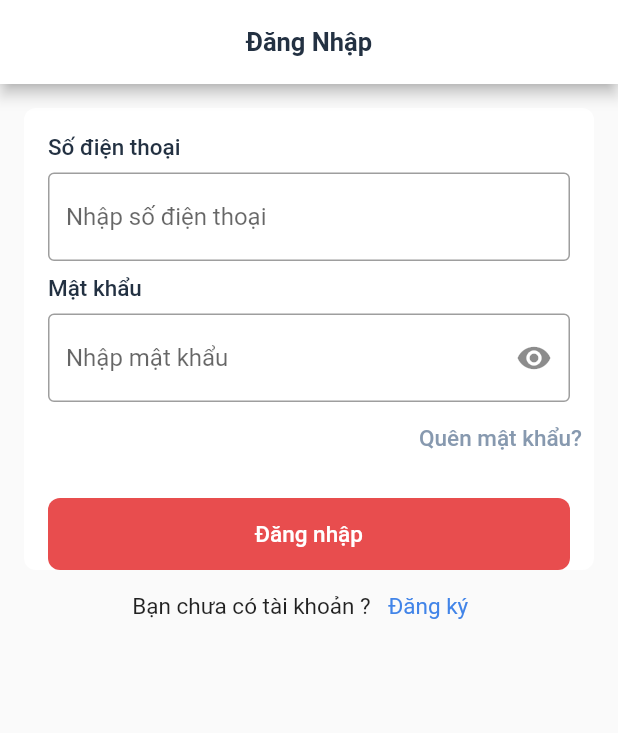
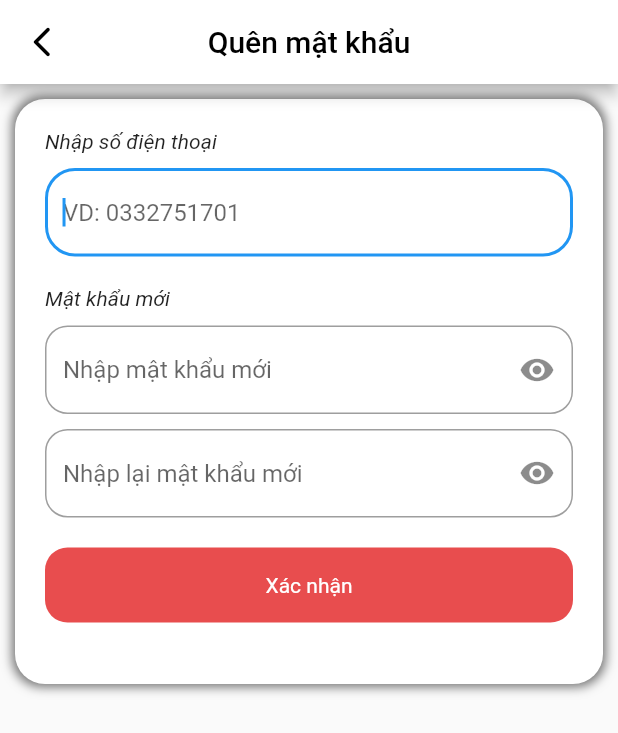
Before and after one commit to Thanhnq1608/hotelbooking, a Flutter app: the screen it shows after launch, after a tap on "Quên mật khẩu?", on a phone screen of 412 x 824 dp. Shown: the top 733 px of the screen. Run offline on Flutter 3.47's test engine with Material 2 defaults, Android fonts, the phone set to English and light mode, and no system bars; our stand-ins replace carousel_slider, cloud_firestore, dio, firebase_auth, firebase_core, firebase_messaging and 4 more; accounts and stored records are empty; network calls fail.

Commit message:
hotelBooking-12: Create forget, change password and verify phonenumber

```diff
--- a/lib/app/profile/profile_views.dart
+++ b/lib/app/profile/profile_views.dart
@@ -1,6 +1,7 @@
 import 'package:flutter/cupertino.dart';
 import 'package:flutter/material.dart';
 import 'package:get/get.dart';
+import 'package:hotelbooking/app/change_password/change_password_page.dart';
 import 'package:hotelbooking/app/history/history.dart';
 import 'package:hotelbooking/login_register/auth_api_service.dart';
 import 'dart:async';
@@ -233,7 +234,7 @@ class ProfileView extends StatelessWidget {
                 margin: EdgeInsets.only(top: 10),
                 child: InkWell(
                   onTap: () {
-                    print('object');
+                    Get.to(() => ChangePasswordPage());
                   },
                   child: Row(
                     crossAxisAlignment: CrossAxisAlignment.center,
--- /dev/null
+++ b/lib/login_register/foget_password/forget_pass_binding.dart
@@ -0,0 +1,10 @@
+import 'package:get/get.dart';
+import 'package:hotelbooking/login_register/foget_password/foget_pass_controller.dart';
+
+class ForgetPassBinding extends Bindings {
+  @override
+  void dependencies() {
+    // TODO: implement dependencies
+    Get.put(ForgetPassController());
+  }
+}
--- /dev/null
+++ b/lib/login_register/foget_password/forget_password_page.dart
@@ -0,0 +1,173 @@
+import 'package:flutter/cupertino.dart';
+import 'package:flutter/material.dart';
+import 'package:get/get.dart';
+import 'package:hotelbooking/login_register/foget_password/foget_pass_controller.dart';
+
+class ForgetPasswordPage extends GetView<ForgetPassController> {
+  Rx<bool> isObscureText = true.obs;
+  Rx<bool> isObscureReText = true.obs;
+
+  @override
+  Widget build(BuildContext context) {
+    // TODO: implement build
+
+    return Scaffold(
+      appBar: _appBar(),
+      body: _bodyForget(),
+    );
+  }
+
+  Widget _bodyForget() {
+    return Container(
+      height: 390,
+      margin: EdgeInsets.all(10),
+      padding: EdgeInsets.all(20),
+      decoration: BoxDecoration(
+          boxShadow: [
+            BoxShadow(
+                color: Colors.black54,
+                offset: Offset(0, 0),
+                blurRadius: 5,
+                spreadRadius: 2)
+          ],
+          borderRadius: BorderRadius.all(Radius.circular(20)),
+          color: Colors.white),
+      child: Column(
+        crossAxisAlignment: CrossAxisAlignment.start,
+        children: [
+          Text(
+            "Nhập số điện thoại",
+            style: TextStyle(fontStyle: FontStyle.italic),
+          ),
+          SizedBox(
+            height: 10,
+          ),
+          TextFormField(
+            controller: controller.phoneController,
+            autofocus: true,
+            keyboardType: TextInputType.number,
+            decoration: InputDecoration(
+              border: OutlineInputBorder(
+                borderRadius: BorderRadius.all(
+                  Radius.circular(20),
+                ),
+              ),
+              hintText: "VD: 0332751701",
+            ),
+          ),
+          SizedBox(
+            height: 20,
+          ),
+          Text(
+            "Mật khẩu mới",
+            style: TextStyle(fontStyle: FontStyle.italic),
+          ),
+          SizedBox(
+            height: 10,
+          ),
+          Obx(
+            () => TextFormField(
+              obscureText: isObscureText.value,
+              decoration: InputDecoration(
+                border: OutlineInputBorder(
+                  borderRadius: BorderRadius.all(
+                    Radius.circular(15),
+                  ),
+                ),
+                hintText: "Nhập mật khẩu mới",
+                suffixIcon: IconButton(
+                  icon: Icon(
+                    Icons.remove_red_eye,
+                    color: isObscureText.value ? Colors.black45 : Colors.blue,
+                  ),
+                  onPressed: () {
+                    if (isObscureText.value) {
+                      isObscureText.value = false;
+                    } else {
+                      isObscureText.value = true;
+                    }
+                  },
+                ),
+              ),
+              controller: controller.passwordController,
+            ),
+          ),
+          SizedBox(
+            height: 10,
+          ),
+          Obx(
+            () => TextFormField(
+              obscureText: isObscureReText.value,
+              decoration: InputDecoration(
+                border: OutlineInputBorder(
+                  borderRadius: BorderRadius.all(
+                    Radius.circular(15),
+                  ),
+                ),
+                hintText: "Nhập lại mật khẩu mới",
+                suffixIcon: IconButton(
+                  icon: Icon(
+                    Icons.remove_red_eye,
+                    color: isObscureReText.value ? Colors.black45 : Colors.blue,
+                  ),
+                  onPressed: () {
+                    if (isObscureReText.value) {
+                      isObscureReText.value = false;
+                    } else {
+                      isObscureReText.value = true;
+                    }
+                  },
+                ),
+              ),
+              controller: controller.rePasswordController,
+            ),
+          ),
+          SizedBox(
+            height: 20,
+          ),
+          InkWell(
+            child: Container(
+              height: 50,
+              decoration: BoxDecoration(
+                  borderRadius: BorderRadius.all(
+                    Radius.circular(15),
+                  ),
+                  color: Color(0xFFE84D4E)),
+              alignment: Alignment.center,
+              child: Text(
+                "Xác nhận",
+                style: TextStyle(color: Colors.white),
+              ),
+            ),
+            onTap: () {
+              controller.onClickConfirmForget();
+            },
+          )
+        ],
+      ),
+    );
+  }
+
+  AppBar _appBar() {
+    return AppBar(
+      backgroundColor: Colors.white,
+      leading: IconButton(
+        padding: EdgeInsets.zero,
+        icon: Icon(
+          Icons.arrow_back_ios_new_rounded,
+          color: Colors.black,
+        ),
+        onPressed: () {
+          Get.back();
+        },
+      ),
+      centerTitle: true,
+      title: Text(
+        "Quên mật khẩu",
+        style: TextStyle(
+          color: Colors.black,
+        ),
+      ),
+    );
+  }
+}
--- a/lib/login_register/login/login_form.dart
+++ b/lib/login_register/login/login_form.dart
@@ -1,4 +1,3 @@
-
 import 'package:flutter/material.dart';
 
 class LoginForm extends StatefulWidget {
@@ -78,7 +77,9 @@ class _LoginFormState extends State<LoginForm> {
                       isObscureText = true;
                     }
                   });
-                    })),
+                },
+              ),
+            ),
             validator: (_) {
               return widget.loginState ? null : 'Invalid password format';
             },
--- a/lib/login_register/login/login_user.dart
+++ b/lib/login_register/login/login_user.dart
@@ -1,12 +1,14 @@
-
 import 'package:flutter/material.dart';
+import 'package:get/get.dart';
 import 'package:hotelbooking/login_register/login/login_form.dart';
 import 'package:hotelbooking/login_register/login_register_button/login_button_user.dart';
 import 'package:hotelbooking/login_register/register/register.dart';
+import 'package:hotelbooking/routes/app_routes.dart';
 
 class LoginUser extends StatefulWidget {
-
-  LoginUser({Key key,});
+  LoginUser({
+    Key key,
+  });
   @override
   _LoginUserState createState() => _LoginUserState();
 }
@@ -19,7 +21,6 @@ class _LoginUserState extends State<LoginUser> {
   @override
   void initState() {
     super.initState();
-
   }
 
   @override
@@ -37,8 +38,7 @@ class _LoginUserState extends State<LoginUser> {
                 color: Color(0xff233142)),
           ),
         ),
-      body:
-         SingleChildScrollView(
+        body: SingleChildScrollView(
           child: Column(
             children: [
               Container(
@@ -63,6 +63,7 @@ class _LoginUserState extends State<LoginUser> {
                           // await AuthApiService().SignIn(
                           //     email: 'viettiennguyen267@gmail.com',
                           //     password: '"Test123@"');
+                          Get.toNamed(AppRoute.forgetPassword);
                         },
                         child: Text(
                           'Quên mật khẩu?',
@@ -107,9 +108,7 @@ class _LoginUserState extends State<LoginUser> {
                         onPressed: () {
                           Navigator.push(context,
                               MaterialPageRoute(builder: (context) {
-                            return Register(
-                              );
-
+                            return Register();
                           }));
                         },
                         child: Text(
@@ -128,8 +127,6 @@ class _LoginUserState extends State<LoginUser> {
               ),
             ],
           ),
-        )
-      );
-
+        ));
   }
 }
--- a/lib/routes/app_routes.dart
+++ b/lib/routes/app_routes.dart
@@ -4,4 +4,5 @@ abstract class AppRoute {
   static const booking = "/booking";
   static const profile = "/profile";
   static const manageProfile = "/manage_profile";
+  static const forgetPassword = "/forget_password";
 }
--- a/pubspec.yaml
+++ b/pubspec.yaml
@@ -27,6 +27,7 @@ dependencies:
   carousel_slider: ^3.0.0
   firebase_messaging: ^10.0.0
   flutter_local_notifications: ^5.0.0+4
+  firebase_auth: ^3.3.4
 
 dev_dependencies:
   flutter_test:
```
Also changed, not shown: lib/app/change_password/change_password_page.dart (added, +187 -0 lines), lib/login_register/foget_password/foget_pass_controller.dart (added, +81 -0 lines), lib/login_register/foget_password/type_otp_page.dart (added, +137 -0 lines), lib/routes/app_pages.dart (+7 -0 lines), pubspec.lock, 1 other file. Lines whose indentation alone changed are shown as unchanged.
